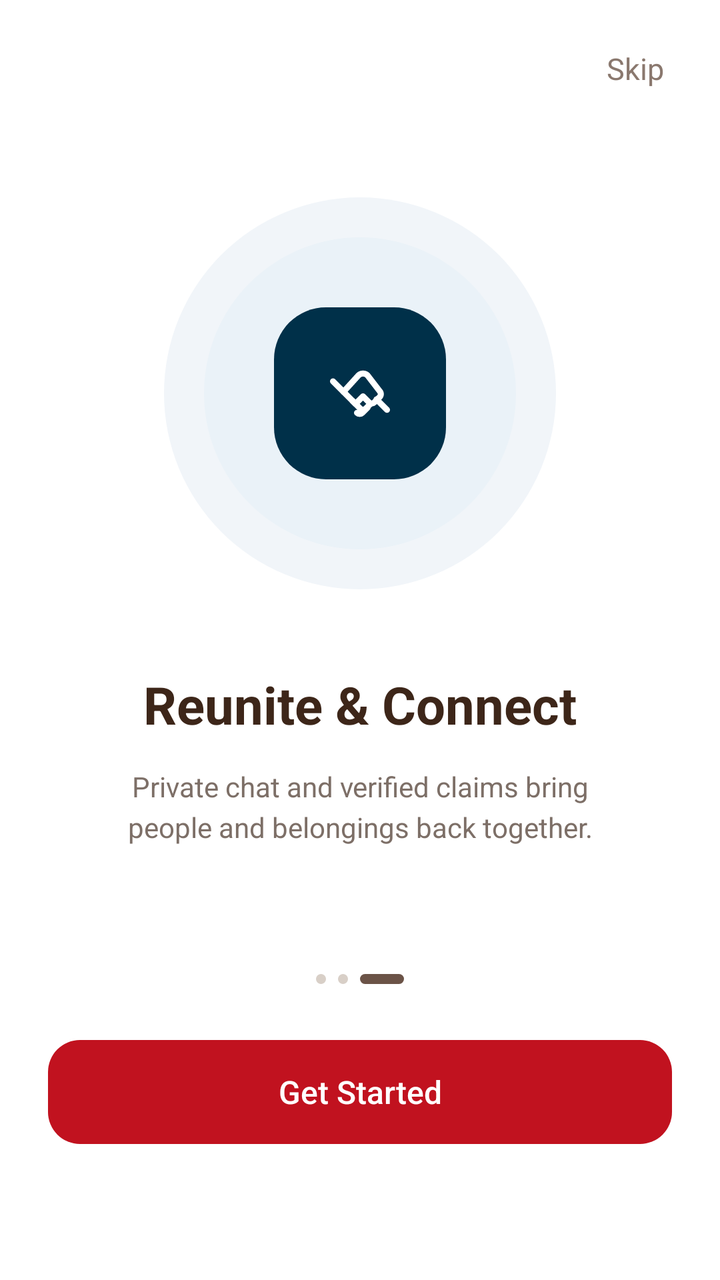
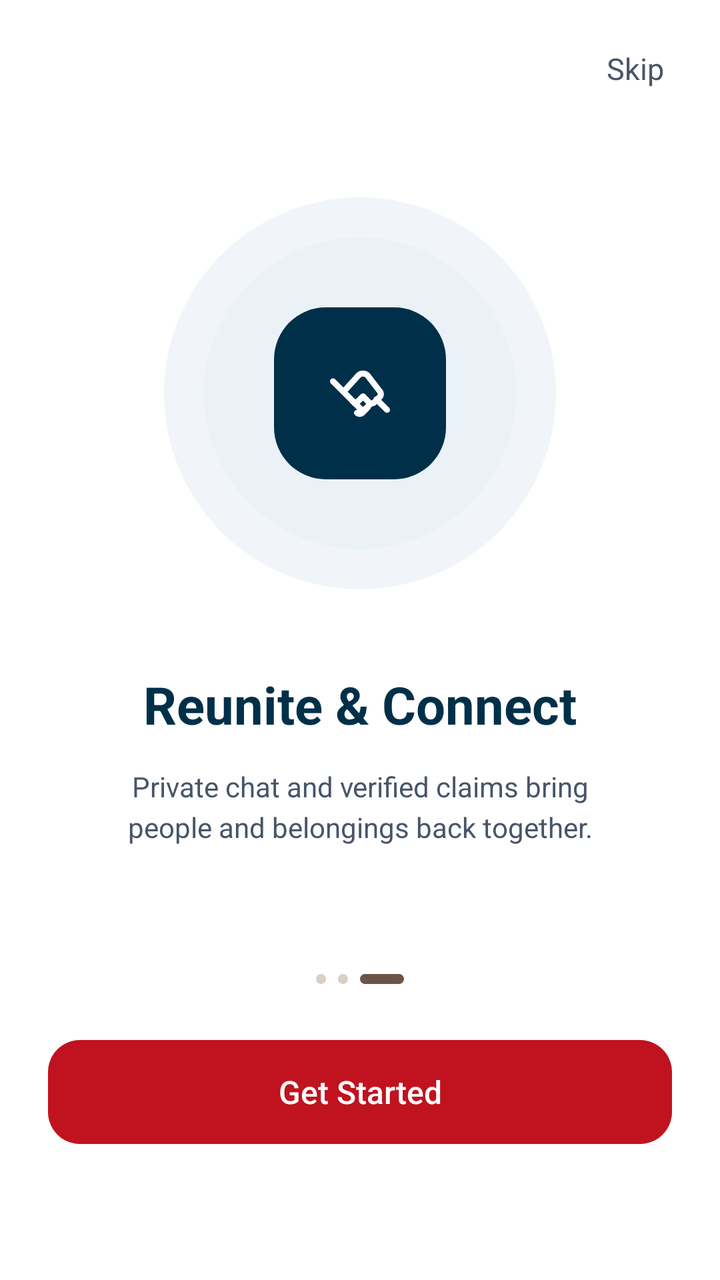

An Android layout rendered at two revisions. The XML below is the earlier revision; the diff shows what the commit changed to produce the second picture.
<!-- AndroidManifest.xml: application theme Theme.LostAndFound -->
<!-- res/layout/fragment_onboarding_reunite.xml -->
<?xml version="1.0" encoding="utf-8"?>
<androidx.constraintlayout.widget.ConstraintLayout xmlns:android="http://schemas.android.com/apk/res/android"
    xmlns:app="http://schemas.android.com/apk/res-auto"
    xmlns:tools="http://schemas.android.com/tools"
    android:layout_width="match_parent"
    android:layout_height="match_parent"
    android:background="@color/white"
    tools:context=".OnboardingReuniteFragment">

    
    <TextView
        android:id="@+id/btnSkip"
        android:layout_width="wrap_content"
        android:layout_height="wrap_content"
        android:layout_marginTop="16dp"
        android:layout_marginEnd="20dp"
        android:clickable="true"
        android:focusable="true"
        android:fontFamily="sans-serif"
        android:padding="8dp"
        android:text="Skip"
        android:textColor="#8A786E"
        android:textSize="15sp"
        app:layout_constraintEnd_toEndOf="parent"
        app:layout_constraintTop_toTopOf="parent" />

    
    <LinearLayout
        android:id="@+id/boxCenterContent"
        android:layout_width="match_parent"
        android:layout_height="wrap_content"
        android:gravity="center_horizontal"
        android:orientation="vertical"
        app:layout_constraintBottom_toTopOf="@+id/dotsIndicator"
        app:layout_constraintEnd_toEndOf="parent"
        app:layout_constraintStart_toStartOf="parent"
        app:layout_constraintTop_toBottomOf="@+id/btnSkip"
        app:layout_constraintVertical_bias="0.42">

        
        <FrameLayout
            android:id="@+id/boxIllustration"
            android:layout_width="196dp"
            android:layout_height="196dp"
            android:background="@drawable/bg_onboard_outer_circle">

            
            <FrameLayout
                android:layout_width="156dp"
                android:layout_height="156dp"
                android:layout_gravity="center"
                android:background="@drawable/bg_onboard_inner_circle">

                
                <FrameLayout
                    android:layout_width="86dp"
                    android:layout_height="86dp"
                    android:layout_gravity="center"
                    android:background="@drawable/bg_onboard_squircle">

                    <ImageView
                        android:id="@+id/iconHandshake"
                        android:layout_width="36dp"
                        android:layout_height="36dp"
                        android:layout_gravity="center"
                        android:contentDescription="Reunite Icon"
                        android:src="@drawable/ic_onboard_handshake" />
                </FrameLayout>
            </FrameLayout>
        </FrameLayout>

        
        <TextView
            android:id="@+id/tvTitle"
            android:layout_width="wrap_content"
            android:layout_height="wrap_content"
            android:layout_marginTop="40dp"
            android:fontFamily="sans-serif-bold"
            android:gravity="center"
            android:text="Reunite &amp; Connect"
            android:textColor="#3D2619"
            android:textSize="26sp"
            android:textStyle="bold" />

        
        <TextView
            android:id="@+id/tvDescription"
            android:layout_width="match_parent"
            android:layout_height="wrap_content"
            android:layout_marginTop="14dp"
            android:fontFamily="sans-serif"
            android:gravity="center"
            android:lineSpacingExtra="4dp"
            android:paddingStart="36dp"
            android:paddingEnd="36dp"
            android:text="Private chat and verified claims bring\npeople and belongings back together."
            android:textColor="#7D6F67"
            android:textSize="14sp" />
    </LinearLayout>

    
    <LinearLayout
        android:id="@+id/dotsIndicator"
        android:layout_width="wrap_content"
        android:layout_height="wrap_content"
        android:layout_marginBottom="28dp"
        android:gravity="center_vertical"
        android:orientation="horizontal"
        app:layout_constraintBottom_toTopOf="@+id/btnGetStarted"
        app:layout_constraintEnd_toEndOf="parent"
        app:layout_constraintStart_toStartOf="parent">

        <View
            android:id="@+id/dotInactive1"
            android:layout_width="5dp"
            android:layout_height="5dp"
            android:layout_marginEnd="6dp"
            android:background="@drawable/bg_onboard_dot_inactive" />

        <View
            android:id="@+id/dotInactive2"
            android:layout_width="5dp"
            android:layout_height="5dp"
            android:layout_marginEnd="6dp"
            android:background="@drawable/bg_onboard_dot_inactive" />

        <View
            android:id="@+id/dotActive"
            android:layout_width="22dp"
            android:layout_height="5dp"
            android:background="@drawable/bg_onboard_dot_active" />
    </LinearLayout>

    
    <TextView
        android:id="@+id/btnGetStarted"
        android:layout_width="match_parent"
        android:layout_height="52dp"
        android:layout_marginStart="24dp"
        android:layout_marginEnd="24dp"
        android:layout_marginBottom="68dp"
        android:background="@drawable/bg_btn_onboard"
        android:clickable="true"
        android:focusable="true"
        android:fontFamily="sans-serif-medium"
        android:gravity="center"
        android:text="Get Started"
        android:textColor="@color/white"
        android:textSize="16sp"
        app:layout_constraintBottom_toBottomOf="parent"
        app:layout_constraintEnd_toEndOf="parent"
        app:layout_constraintStart_toStartOf="parent" />

</androidx.constraintlayout.widget.ConstraintLayout>
<!-- resources referenced by this layout -->
<resources>
  <color name="white">#FFFFFFFF</color>
  <!-- drawable bg_btn_onboard (drawable) -->
  <?xml version="1.0" encoding="utf-8"?>
  <shape xmlns:android="http://schemas.android.com/apk/res/android"
      android:shape="rectangle">
      <corners android:radius="16dp" />
      <solid android:color="#C1121F" />
  </shape>
  <!-- drawable bg_onboard_dot_active (drawable) -->
  <?xml version="1.0" encoding="utf-8"?>
  <shape xmlns:android="http://schemas.android.com/apk/res/android"
      android:shape="rectangle">
      <corners android:radius="4dp" />
      <solid android:color="#6B5347" />
  </shape>
  <!-- drawable bg_onboard_dot_inactive (drawable) -->
  <?xml version="1.0" encoding="utf-8"?>
  <shape xmlns:android="http://schemas.android.com/apk/res/android"
      android:shape="oval">
      <solid android:color="#D8CFC7" />
  </shape>
  <!-- drawable bg_onboard_inner_circle (drawable) -->
  <?xml version="1.0" encoding="utf-8"?>
  <shape xmlns:android="http://schemas.android.com/apk/res/android"
      android:shape="oval">
      <solid android:color="#EAF2F8" />
  </shape>
  <!-- drawable bg_onboard_outer_circle (drawable) -->
  <?xml version="1.0" encoding="utf-8"?>
  <shape xmlns:android="http://schemas.android.com/apk/res/android"
      android:shape="oval">
      <solid android:color="#F1F5F9" />
  </shape>
  <!-- drawable bg_onboard_squircle (drawable) -->
  <?xml version="1.0" encoding="utf-8"?>
  <shape xmlns:android="http://schemas.android.com/apk/res/android"
      android:shape="rectangle">
      <corners android:radius="26dp" />
      <solid android:color="@color/deep_blue" />
  </shape>
  <style name="Theme.LostAndFound" parent="Base.Theme.LostAndFound" />
  <color name="deep_blue">#FF003049</color>
  <style name="Base.Theme.LostAndFound" parent="Theme.Material3.DayNight.NoActionBar">
          <item name="android:statusBarColor">#FF003049</item>
          <item name="android:windowLightStatusBar" tools:targetApi="m">false</item>
          <item name="android:navigationBarColor">#FFFFFFFF</item>
          <item name="android:windowLightNavigationBar" tools:targetApi="o_mr1">true</item>
          
          <item name="android:windowSoftInputMode">adjustResize</item>
      </style>
  <!-- unchanged entries left out for length: 1 -->
</resources>

<!-- the commit's change to res/layout/fragment_onboarding_reunite.xml (unified diff, before → after) -->
@@ -19,7 +19,7 @@
         android:fontFamily="sans-serif"
         android:padding="8dp"
         android:text="Skip"
-        android:textColor="#8A786E"
+        android:textColor="@color/text_secondary"
         android:textSize="15sp"
         app:layout_constraintEnd_toEndOf="parent"
         app:layout_constraintTop_toTopOf="parent" />
@@ -78,7 +78,7 @@
             android:fontFamily="sans-serif-bold"
             android:gravity="center"
             android:text="Reunite &amp; Connect"
-            android:textColor="#3D2619"
+            android:textColor="@color/text_primary"
             android:textSize="26sp"
             android:textStyle="bold" />
 
@@ -94,7 +94,7 @@
             android:paddingStart="36dp"
             android:paddingEnd="36dp"
             android:text="Private chat and verified claims bring\npeople and belongings back together."
-            android:textColor="#7D6F67"
+            android:textColor="@color/text_secondary"
             android:textSize="14sp" />
     </LinearLayout>
 
<!-- resource entries referenced after the edit -->
@@ -1,5 +1,7 @@
 <!-- resources referenced by this layout -->
 <resources>
+  <color name="text_primary">#FF003049</color>
+  <color name="text_secondary">#FF475569</color>
   <color name="white">#FFFFFFFF</color>
   <!-- drawable bg_btn_onboard (drawable) -->
   <?xml version="1.0" encoding="utf-8"?>
